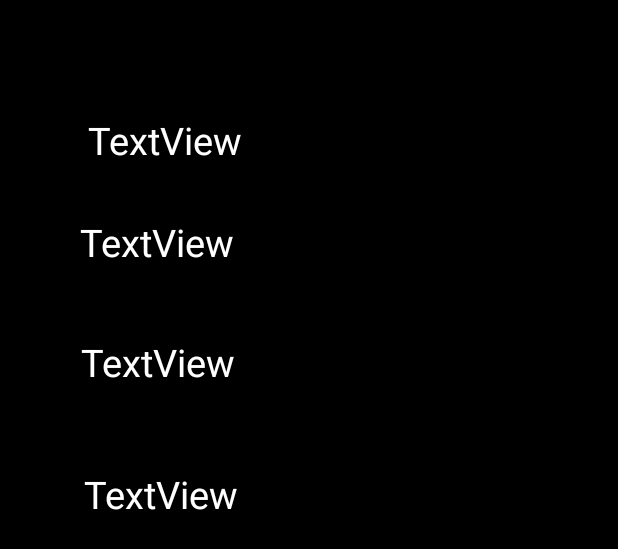
After one commit to bettersoft-utslrc/appshots, an Android app: the layout activity_confirmacion_reserva_boa.xml on its own in the app's theme, with its tools: preview values and no code run, on a phone screen of 412 x 824 dp. The commit adds this screen. Shown: the top 549 px of the screen. Run offline under Robolectric (Android 15) with nearby library versions, the phone set to English and light mode, and no system bars.

Commit message:
pantalla de verificacion de reserva ya jala, falta diseño y subir a base de datos

```diff
--- /dev/null
+++ b/GrupoShots/app/src/main/res/layout/activity_confirmacion_reserva_boa.xml
@@ -0,0 +1,76 @@
+<?xml version="1.0" encoding="utf-8"?>
+<android.support.constraint.ConstraintLayout xmlns:android="http://schemas.android.com/apk/res/android"
+    xmlns:app="http://schemas.android.com/apk/res-auto"
+    xmlns:tools="http://schemas.android.com/tools"
+    android:layout_width="match_parent"
+    android:layout_height="match_parent"
+    tools:context=".ConfirmacionReservaBoaActivity"
+    android:background="#000">
+
+    <TextView
+        android:id="@+id/txtFechaResiver"
+        android:layout_width="300dp"
+        android:layout_height="40dp"
+        android:textColor="#FFF"
+        android:textSize="25dp"
+
+        android:layout_marginStart="8dp"
+        android:layout_marginLeft="8dp"
+        android:layout_marginTop="76dp"
+        android:layout_marginEnd="8dp"
+        android:layout_marginRight="8dp"
+        android:text="TextView"
+        app:layout_constraintEnd_toEndOf="parent"
+        app:layout_constraintHorizontal_bias="0.525"
+        app:layout_constraintStart_toStartOf="parent"
+        app:layout_constraintTop_toTopOf="parent" />
+
+    <TextView
+        android:id="@+id/txtSalonResiver"
+        android:layout_width="300dp"
+        android:layout_height="40dp"
+        android:textColor="#FFF"
+        android:textSize="25dp"
+
+        android:layout_marginTop="28dp"
+        android:layout_marginEnd="8dp"
+        android:layout_marginRight="8dp"
+        android:text="TextView"
+        app:layout_constraintEnd_toEndOf="parent"
+        app:layout_constraintHorizontal_bias="0.511"
+        app:layout_constraintStart_toStartOf="parent"
+        app:layout_constraintTop_toBottomOf="@+id/txtFechaResiver" />
+
+    <TextView
+        android:id="@+id/txtVipResiver"
+        android:layout_width="300dp"
+        android:layout_height="40dp"
+        android:textColor="#FFF"
+        android:textSize="25dp"
+
+        android:layout_marginStart="8dp"
+        android:layout_marginLeft="8dp"
+        android:layout_marginTop="40dp"
+        android:layout_marginEnd="8dp"
+        android:layout_marginRight="8dp"
+        android:text="TextView"
+        app:layout_constraintEnd_toEndOf="parent"
+        app:layout_constraintHorizontal_bias="0.477"
+        app:layout_constraintStart_toStartOf="parent"
+        app:layout_constraintTop_toBottomOf="@+id/txtSalonResiver" />
+
+    <TextView
+        android:id="@+id/txtMesaResiver"
+        android:layout_width="300dp"
+        android:layout_height="40dp"
+
+        android:layout_marginTop="48dp"
+        android:layout_marginEnd="56dp"
+        android:layout_marginRight="56dp"
+        android:text="TextView"
+        android:textColor="#FFF"
+        android:textSize="25dp"
+        app:layout_constraintEnd_toEndOf="parent"
+        app:layout_constraintTop_toBottomOf="@+id/txtVipResiver" />
+
+</android.support.constraint.ConstraintLayout>
--- a/GrupoShots/app/src/main/res/layout/activity_recerva_boa.xml
+++ b/GrupoShots/app/src/main/res/layout/activity_recerva_boa.xml
@@ -118,6 +118,7 @@
         android:layout_marginRight="8dp"
         android:layout_marginBottom="80dp"
         android:background="@drawable/perfil_boton"
+        android:onClick="enviarDatos"
         android:text="@string/Reserva"
         android:textColor="#FFF"
         app:layout_constraintBottom_toBottomOf="parent"
```
Also changed, not shown: GrupoShots/app/src/main/AndroidManifest.xml (+10 -9 lines), GrupoShots/app/src/main/java/com/example/gruposhots/ConfirmacionReservaBoaActivity.java (added, +37 -0 lines), GrupoShots/app/src/main/java/com/example/gruposhots/RecervaBoaActivity.java (+24 -0 lines), GrupoShots/app/src/main/res/layout/activity_recerva.xml (+4 -4 lines).
